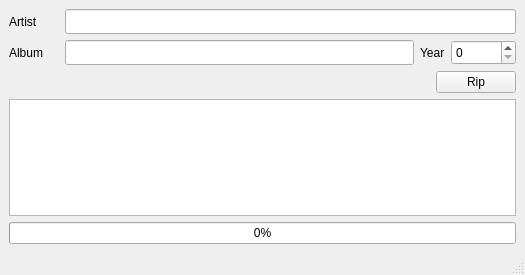
ngc7293/qtparanoia, file ui/app.ui: the form before one commit.
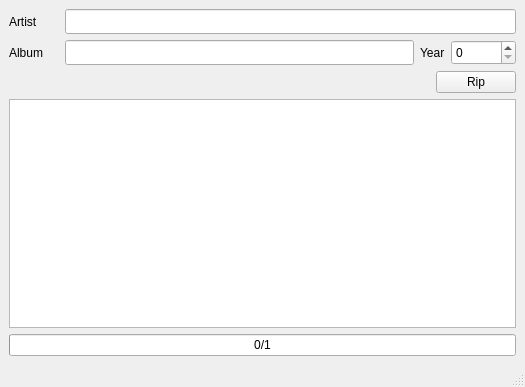
The form after the commit.

```diff
--- a/ui/app.ui
+++ b/ui/app.ui
@@ -7,7 +7,7 @@
     <x>0</x>
     <y>0</y>
     <width>525</width>
-    <height>275</height>
+    <height>387</height>
    </rect>
   </property>
   <property name="sizePolicy">
@@ -47,9 +47,15 @@
     </item>
     <item row="4" column="0">
      <widget class="QProgressBar" name="progress_bar">
+      <property name="maximum">
+       <number>1</number>
+      </property>
       <property name="value">
        <number>0</number>
       </property>
+      <property name="format">
+       <string>%v/%m</string>
+      </property>
      </widget>
     </item>
     <item row="1" column="0">
```
